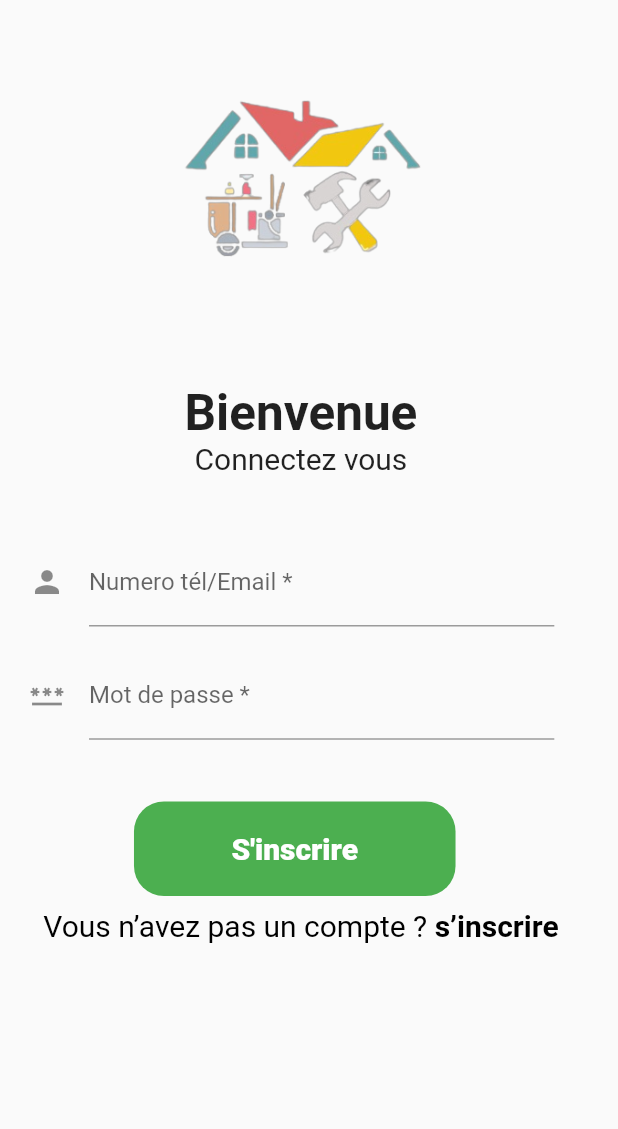
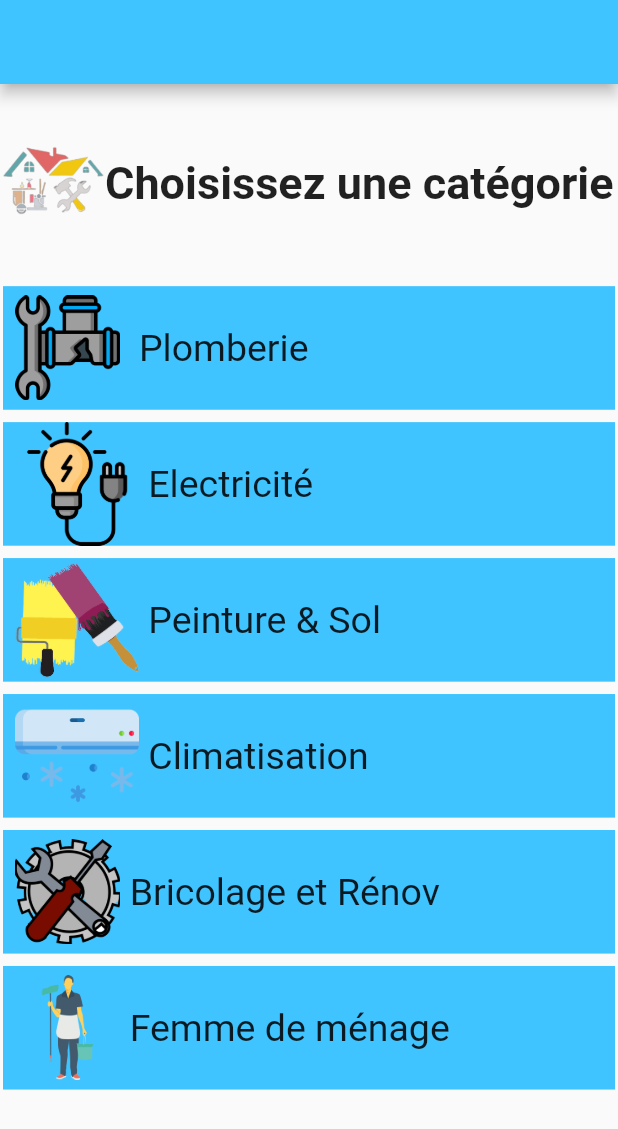
Before and after one commit to NouhailaZiyane/mobileApp, a Flutter app: the screen it shows after launch, on a phone screen of 412 x 824 dp. Shown: the top 1129 px of the screen. Run offline on Flutter 3.47's test engine with Material 2 defaults, Android fonts, the phone set to English and light mode, and no system bars; our stand-ins replace get, google_fonts; Roboto replaces fonts that are missing (Abel, Aclonica).

Commit message:
Ajout de liste des services

```diff
--- a/lib/Screens/Auth.dart
+++ b/lib/Screens/Auth.dart
@@ -1,5 +1,9 @@
+import 'package:flutter/gestures.dart';
 import 'package:flutter/material.dart';
+import 'package:get/get.dart';
+import 'package:get/get_core/src/get_main.dart';
 import 'package:google_fonts/google_fonts.dart';
+import 'package:test/Screens/signUP.dart';
 
 class Auth extends StatefulWidget {
   const Auth({Key? key}) : super(key: key);
@@ -69,7 +73,7 @@ class _AuthState extends State<Auth> {
           Container(
             padding: EdgeInsets.only(left: 65, right: 65, bottom: 20, top: 20),
             margin: EdgeInsets.only(left: w*0.05),
-            child: Text("S'inscrire",
+            child: Text("Se Connecter",
                 style: GoogleFonts.abel(
                     color: Colors.white,
                     fontWeight: FontWeight.w900,
@@ -84,11 +88,13 @@ class _AuthState extends State<Auth> {
       child: RichText(
       text: TextSpan(
       text: "Vous n’avez pas un compte ? ",
-      style: TextStyle(fontSize: 20, color: Colors.black),
+      style: TextStyle(fontSize: 15, color: Colors.black),
         children: [
           TextSpan(
           text: "s’inscrire",
-          style: TextStyle(fontSize: 20, color: Colors.black, fontWeight: FontWeight.w700)),
+          style: TextStyle(fontSize: 15, color: Colors.black, fontWeight: FontWeight.w700),
+    recognizer: TapGestureRecognizer()..onTap=()=>{
+    Get.to(()=>SignUp())}),
         ]
       )),
     ),
--- /dev/null
+++ b/lib/Screens/listeServ.dart
@@ -0,0 +1,116 @@
+import 'package:flutter/material.dart';
+import 'package:google_fonts/google_fonts.dart';
+
+class ListeServices extends StatefulWidget {
+  const ListeServices({Key? key}) : super(key: key);
+
+  @override
+  State<ListeServices> createState() => _ListeServicesState();
+}
+
+class _ListeServicesState extends State<ListeServices> {
+  @override
+  Widget build(BuildContext context) {
+    final w= MediaQuery.of(context).size.width;
+    final h= MediaQuery.of(context).size.height;
+    return Scaffold(
+      resizeToAvoidBottomInset: false,
+     // backgroundColor: Colors.blueAccent,
+      appBar: AppBar(
+        backgroundColor: Colors.lightBlueAccent,
+      ),
+      body: Column(
+        children: [
+          SizedBox(height: h * 0.05, width: w*0.08,),
+      Row(
+        children: [
+          Image.asset("images/lg.png", width: 70,),
+          Text(
+            "Choisissez une catégorie",
+            style: GoogleFonts.adventPro(
+                fontSize: 30, fontWeight: FontWeight.w700),
+          )
+        ],
+      ),SizedBox(height: h*0.05,),
+          Scrollbar(
+            child: ListView(
+                scrollDirection: Axis.vertical,
+                shrinkWrap: true,
+              padding: const EdgeInsets.all(2),
+              children: <Widget>[
+              Container(
+                height: h*0.1,
+                color: Colors.lightBlueAccent,
+              child: Row(
+                children: [
+                  SizedBox(width: 0.02*w,),
+                  Image.asset("images/pl.png", width: 70,),
+                  Text("  Plomberie", style: GoogleFonts.aclonica(fontSize: 25),)
+                ],
+              ),
+            ),SizedBox(height: h*0.01,),
+              Container(
+                height: h*0.1,
+                color: Colors.lightBlueAccent,
+                child: Row(
+                  children: [
+                    SizedBox(width: 0.02*w,),
+                    Image.asset("images/ele.png"),
+                    Text(" Electricité", style: GoogleFonts.aclonica(fontSize: 25),)
+                  ],
+                ),
+              ),SizedBox(height: h*0.01,),
+              Container(
+                height: h*0.1,
+                color: Colors.lightBlueAccent,
+                child:
+                    Row(
+                      children: [
+                        SizedBox(width: 0.02*w,),
+                        Image.asset("images/pei.png"),
+                        Text(" Peinture & Sol", style: GoogleFonts.aclonica(fontSize: 25),)
+                      ],
+                    ),
+                ),SizedBox(height: h*0.01,),
+          Container(
+            height: h*0.1,
+            color: Colors.lightBlueAccent,
+            child:
+            Row(
+              children: [
+                SizedBox(width: 0.02*w,),
+                Image.asset("images/cli.png"),
+                Text(" Climatisation", style: GoogleFonts.aclonica(fontSize: 25),)
+              ],
+            ),
+          ),SizedBox(height: h*0.01,),
+                Container(
+                  height: h*0.1,
+                  color:Colors.lightBlueAccent,
+                  child:
+                  Row(
+                    children: [
+                      SizedBox(width: 0.02*w,),
+                      Image.asset("images/bri.png", width: 70,),
+                      Text(" Bricolage et Rénov", style: GoogleFonts.aclonica(fontSize: 25),)
+                    ],
+                  ),
+                ),SizedBox(height: h*0.01,),
+                Container(
+                  height: h*0.1,
+                  color: Colors.lightBlueAccent,
+                  child:
+                  Row(
+                    children: [
+                      SizedBox(width: 0.02*w,),
+                      Image.asset("images/fe.png", width: 70,),
+                      Text(" Femme de ménage", style: GoogleFonts.aclonica(fontSize: 25),)
+                    ],
+                  ),
+                ),
+         ] ),
+          )],
+      ),
+    );
+  }
+}
--- a/lib/main.dart
+++ b/lib/main.dart
@@ -3,6 +3,8 @@ import 'package:get/get.dart';
 
 import 'Screens/Accueil.dart';
 import 'Screens/Auth.dart';
+import 'Screens/listeServ.dart';
+import 'Screens/signUP.dart';
 
 void main() {
   runApp(const MyApp());
@@ -43,11 +45,8 @@ class _MyHomePageState extends State<MyHomePage> {
 
   @override
   Widget build(BuildContext context) {
-    return MaterialApp(
-        debugShowCheckedModeBanner: false,title: 'Flutter Demo',
-        theme: ThemeData(
-          primarySwatch: Colors.blue,
-        ),
-      home: Auth());
+    return GetMaterialApp(
+        debugShowCheckedModeBanner: false,
+      home: ListeServices());
   }
 }
```
Also changed, not shown: lib/Screens/Accueil.dart (+17 -5 lines), lib/Screens/signUP.dart (+117 -2 lines), images/bri.png (added), images/cli.png (added), images/ele.png (added), images/fe.png (added), images/free-user-icon-295-thumb.png (added), images/pei.png (added), images/pl.png (added), 6 other files.
